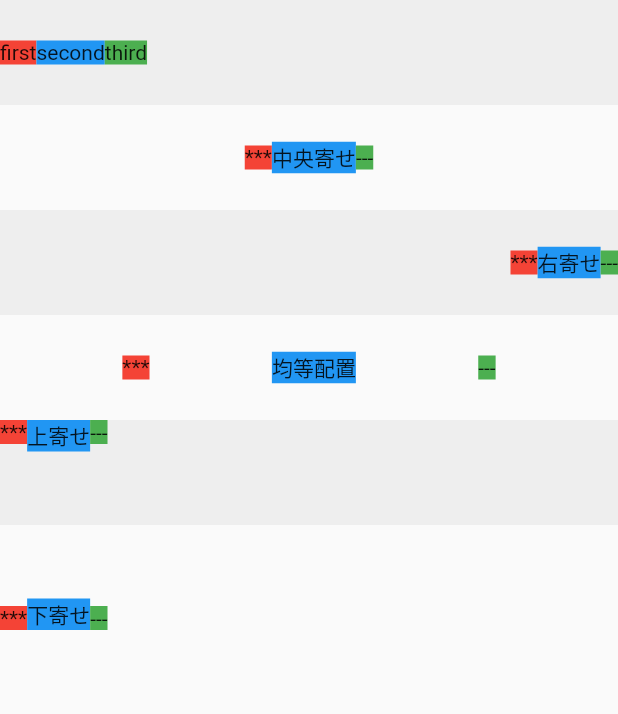
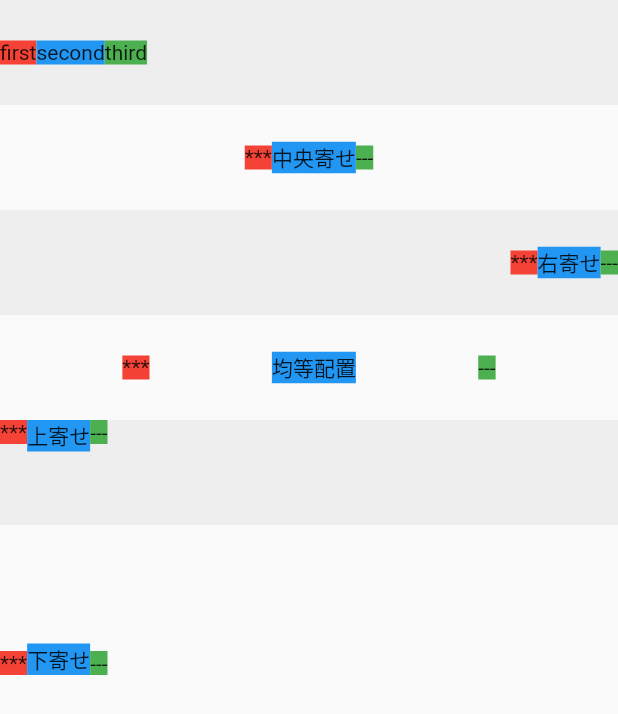
Before and after one commit to Naruse-Kazuki/Todo_App, a Flutter app: the screen it shows after launch, on a phone screen of 412 x 824 dp. Shown: the top 714 px of the screen. Run offline on Flutter 3.47's test engine with Material 2 defaults, Android fonts, the phone set to English and light mode, and no system bars.

Commit message:
modify_height100

```diff
--- a/lib/main.dart
+++ b/lib/main.dart
@@ -80,7 +80,7 @@ class MyApp extends StatelessWidget {
             ),
             Container(
               width: double.infinity,
-              height: 70,
+              height: 100,
               child: Row(
                 // 下寄せ
                 crossAxisAlignment: CrossAxisAlignment.end,
```
